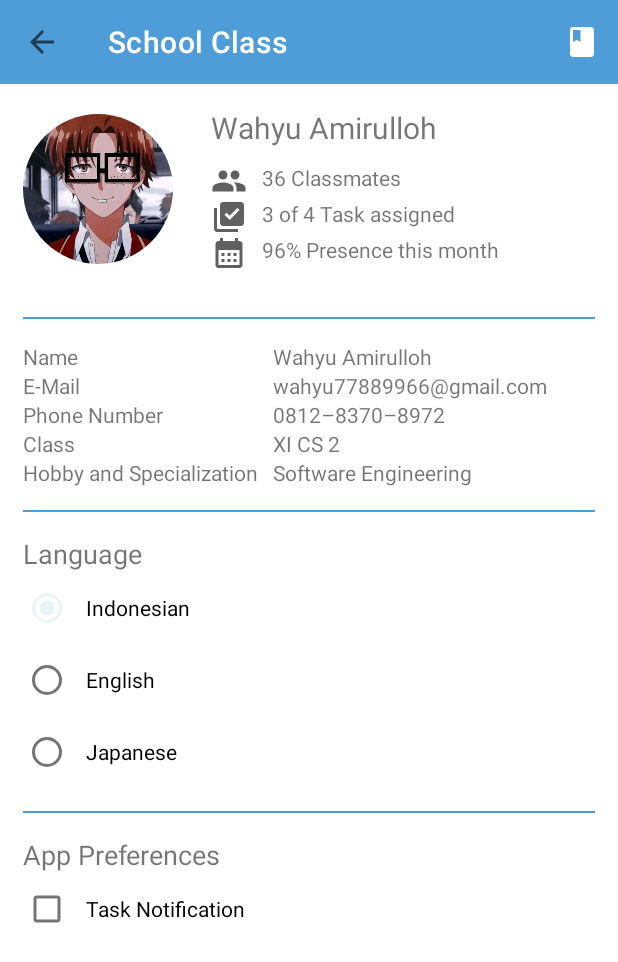
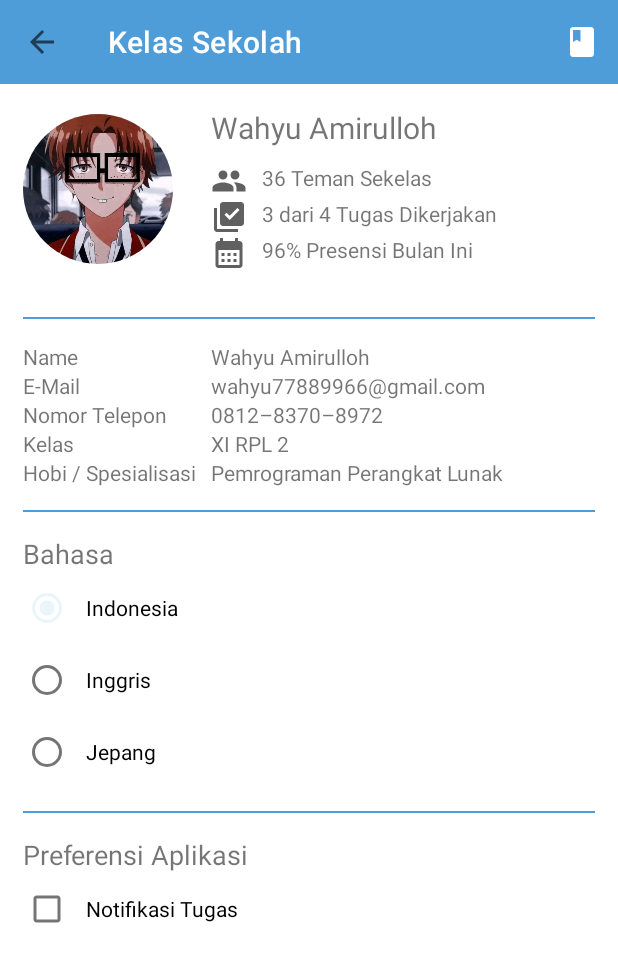
Before and after one commit to amirudev/androidk-kelassekolah, an Android app: the screen it shows after launch (UserProfile), after a tap on "Profile", on a phone screen of 412 x 824 dp. Shown: the top 962 px of the screen. Run offline under Robolectric (Android 15) with nearby library versions, the phone set to English and light mode, and no system bars; our stand-ins replace CircleImageView; 3 other taps on this screen came first.

Commit message:
sharedPref lang settings

```diff
--- a/app/src/main/java/com/dicoding/kelassekolah/CardViewEventAdapter.kt
+++ b/app/src/main/java/com/dicoding/kelassekolah/CardViewEventAdapter.kt
@@ -31,7 +31,6 @@ class CardViewEventAdapter(private val listEvent: ArrayList<Event>, private val
 
     override fun onBindViewHolder(holder: CardViewViewHolder, position: Int) {
         val event = listEvent[position]
-        val contextResources: Resources = Resources.getSystem()
 
         Glide.with(holder.itemView.context)
             .load(event.photo)
@@ -54,11 +53,13 @@ class CardViewEventAdapter(private val listEvent: ArrayList<Event>, private val
             val shareIntent = Intent(Intent.ACTION_SEND)
             shareIntent.apply {
                 type = "text/plain"
-                putExtra(Intent.EXTRA_SUBJECT, contextResources.getString(R.string.school_gallery))
-                putExtra(Intent.EXTRA_TEXT, contextResources.getString(R.string.activity_get_likes_download_class_school, holder.tvName.text, holder.tvLikes.text))
+                putExtra(Intent.EXTRA_SUBJECT, packageContext?.getString(R.string.school_gallery))
+                putExtra(Intent.EXTRA_TEXT,
+                    packageContext?.getString(R.string.activity_get_likes_download_class_school, holder.tvName.text, holder.tvLikes.text)
+                )
             }
 
-            packageContext?.startActivity(Intent.createChooser(shareIntent, contextResources.getString(R.string.share_class_school)))
+            packageContext?.startActivity(Intent.createChooser(shareIntent, packageContext?.getString(R.string.share_class_school)))
         }
 
         holder.btnViewDetail.setOnClickListener {
--- /dev/null
+++ b/app/src/main/java/com/dicoding/kelassekolah/LanguageSharedPref.kt
@@ -0,0 +1,19 @@
+package com.dicoding.kelassekolah
+
+import android.app.Activity
+import android.content.Context
+import android.content.SharedPreferences
+import android.util.Log
+
+class LanguageSharedPref(activity: Activity) {
+    val sharedPref: SharedPreferences = activity.getPreferences(Context.MODE_PRIVATE)
+    val prefName: String = "com.dicoding.kelassekolah.languagepref"
+
+    fun getLanguage(): String {
+        return sharedPref.getString(prefName, "in") ?: "in"
+    }
+
+    fun setLanguage(langCode: String) {
+        sharedPref.edit().putString(prefName, langCode).apply()
+    }
+}
--- a/app/src/main/java/com/dicoding/kelassekolah/UserProfile.kt
+++ b/app/src/main/java/com/dicoding/kelassekolah/UserProfile.kt
@@ -10,14 +10,16 @@ import android.view.MenuItem
 import android.view.View
 import android.widget.CheckBox
 import android.widget.RadioButton
+import android.widget.RadioGroup
 import android.widget.Toast
 import androidx.appcompat.widget.Toolbar
 import java.util.*
 
 class UserProfile : AppCompatActivity(), View.OnClickListener {
     private lateinit var notificationManager: NotificationManager
-
     private lateinit var checkBoxTaskNotification: CheckBox
+    private lateinit var languageSharedPref: LanguageSharedPref
+    private lateinit var appLanguageCode: String
 
     @Override
     override fun onCreate(savedInstanceState: Bundle?) {
@@ -29,6 +31,12 @@ class UserProfile : AppCompatActivity(), View.OnClickListener {
         checkBoxTaskNotification.setOnClickListener(this)
 
         notificationManager = NotificationManager(this@UserProfile)
+
+        languageSharedPref = LanguageSharedPref(this)
+        appLanguageCode = languageSharedPref.getLanguage()
+        setAppLanguage(appLanguageCode)
+
+        radioCheckOnLanguage(appLanguageCode)
     }
 
     private fun createApp() {
@@ -97,7 +105,7 @@ class UserProfile : AppCompatActivity(), View.OnClickListener {
                     if (checked) {
                         setAppLanguage("in")
 
-                        createApp()
+                        languageSharedPref.setLanguage("in")
                     }
 
                     Log.d("UserProfile", "Language changed, Indonesian")
@@ -107,7 +115,7 @@ class UserProfile : AppCompatActivity(), View.OnClickListener {
                     if (checked) {
                         setAppLanguage("en")
 
-                        createApp()
+                        languageSharedPref.setLanguage("en")
                     }
 
                     Log.d("UserProfile", "Language changed, English")
@@ -117,7 +125,7 @@ class UserProfile : AppCompatActivity(), View.OnClickListener {
                     if (checked) {
                         setAppLanguage("jp")
 
-                        createApp()
+                        languageSharedPref.setLanguage("jp")
                     }
                 }
             }
@@ -126,7 +134,7 @@ class UserProfile : AppCompatActivity(), View.OnClickListener {
 
     private fun setAppLanguage(langCode: String) {
         val config = resources.configuration
-        val languageToLoad: String = langCode;
+        val languageToLoad: String = langCode
         val locale = Locale(languageToLoad)
         Locale.setDefault(locale)
 
@@ -141,6 +149,21 @@ class UserProfile : AppCompatActivity(), View.OnClickListener {
         }
 
         resources.updateConfiguration(config, resources.displayMetrics)
+
+        createApp()
+
+        radioCheckOnLanguage(langCode)
+    }
+
+    private fun radioCheckOnLanguage(langCode: String) {
+        val elementId: Int = when (langCode) {
+            "in" -> R.id.r_indonesian
+            "en" -> R.id.r_english
+            "jp" -> R.id.r_japanese
+            else -> R.id.r_indonesian
+        }
+
+        findViewById<RadioGroup>(R.id.rg_language).check(elementId)
     }
 
     override fun onClick(v: View?) {
--- a/app/src/main/res/layout/activity_user_profile.xml
+++ b/app/src/main/res/layout/activity_user_profile.xml
@@ -169,6 +169,7 @@
                 android:text="@string/language"/>
 
             <RadioGroup
+                android:id="@+id/rg_language"
                 android:layout_width="match_parent"
                 android:layout_height="wrap_content">
 
@@ -178,7 +179,6 @@
                     android:layout_height="wrap_content"
                     android:paddingStart="10dp"
                     android:paddingEnd="10dp"
-                    android:checked="true"
                     android:text="@string/indonesia"
                     android:onClick="onRadioLanguageOptionsClicked"/>
 
--- a/app/src/main/res/values-night/strings.xml
+++ b/app/src/main/res/values-night/strings.xml
@@ -1,37 +1,38 @@
 <?xml version="1.0" encoding="utf-8"?>
 <resources>
-    <string name="app_name">School Class</string>
-    <string name="you_have_not_login_yet_click_here_to_login">You haven\'t login yet <u>login here</u></string>
+    <string name="app_name">Kelas Sekolah</string>
+    <string name="you_have_not_login_yet_click_here_to_login">Anda belum login, klik disini untuk <u>login</u></string>
     <string name="wahyu_amirulloh">Wahyu Amirulloh</string>
-    <string name="_36_classmates">36 Classmates</string>
-    <string name="_3_of_4_task_assigned">3 of 4 Task assigned</string>
-    <string name="_96_presence_this_month">96% Presence this month</string>
+    <string name="_36_classmates">36 Teman Sekelas</string>
+    <string name="_3_of_4_task_assigned">3 dari 4 Tugas Dikerjakan</string>
+    <string name="_96_presence_this_month">96% Presensi Bulan Ini</string>
     <string name="email">E-Mail</string>
     <string name="wahyu_email_example">wahyu77889966@gmail.com</string>
-    <string name="phone_number">Phone Number</string>
+    <string name="phone_number">Nomor Telepon</string>
     <string name="wahyu_number_phone_example">0812–8370–8972</string>
-    <string name="class_string">Class</string>
-    <string name="xi_it_2">XI CS 2</string>
-    <string name="hobby_specialization">Hobby and Specialization</string>
-    <string name="software_engineer">Software Engineering</string>
-    <string name="name">Name</string>
-    <string name="language">Language</string>
-    <string name="indonesia">Indonesian</string>
-    <string name="english">English</string>
-    <string name="japanese">Japanese</string>
-    <string name="app_preferences">App Preferences</string>
-    <string name="task_notification">Task Notification</string>
+    <string name="class_string">Kelas</string>
+    <string name="xi_it_2">XI RPL 2</string>
+    <string name="hobby_specialization">Hobi / Spesialisasi</string>
+    <string name="name">Nama</string>
+    <string name="software_engineer">Pemrograman Perangkat Lunak</string>
+    <string name="language">Bahasa</string>
+    <string name="indonesia">Indonesia</string>
+    <string name="english">Inggris</string>
+    <string name="japanese">Jepang</string>
+    <string name="app_preferences">Preferensi Aplikasi</string>
+    <string name="task_notification">Notifikasi Tugas</string>
     <string name="school_gallery">Galeri Sekolah</string>
-    <string name="activity_get_likes_download_class_school">Aktivitas %1$s mendapatkan %1$i likes, download Kelas Sekolah sekarang juga!"</string>
+    <string name="activity_get_likes_download_class_school">Aktivitas %1$s mendapatkan %2$s likes, download Kelas Sekolah sekarang juga!"</string>
     <string name="share_class_school">Bagikan Kelas Sekolah!</string>
     <string name="anonym">Anonim</string>
     <string name="school_class_class_gallery">Kelas Sekolah - Galeri Kelas</string>
+    <string name="activity_name_activity_date_participant">Nama Aktivtias: %1$s Tanggal Kegiatan: %2$s Partisipan: %3$s Catatan: %4$s Informasi Selengkapnya unduh Kelas Sekolah</string>
     <string name="share_with_email">Bagikan Melalui E-Mail</string>
     <string name="comment_should_not_empty">Komentar tidak boleh kosong</string>
     <string name="add_comment_success_but_on_development">Tambahkan komentar berhasil, dalam pengembangan, akan mengirim e-mail ke pengembang</string>
-    <string name="cardview">CardView</string>
-    <string name="list">List</string>
-    <string name="grid">Grid</string>
+    <string name="cardview">Kartu</string>
+    <string name="list">Daftar</string>
+    <string name="grid">Kotak</string>
     <string name="mathematics_trigonometry_task_xi_deadline">Tugas Trigonometri Matematika XI akan habis tenggat waktunya dalam 6 Jam lagi (Contoh)</string>
     <string name="task_notification_would_not_appear">Notifikasi Tugas tidak akan ditampilkan</string>
     <string name="photo_of_school_activity_on_gallery">Photo of School Activity on Gallery</string>
@@ -58,8 +59,8 @@
     <string name="subject_image_on_task_detail">Subject Image on Task Detail</string>
     <string name="_2_hari_lagi">2 Hari Lagi</string>
     <string name="item_cardview_image_on_gallery">Item Cardview Image on Gallery</string>
-    <string name="view_detail">View Detail</string>
-    <string name="share">Share</string>
+    <string name="view_detail">Lihat Selengkapnya</string>
+    <string name="share">Bagikan</string>
     <string name="reply">Balas</string>
     <string name="item_image_on_grid_mode_gallery">Item Image on Grid Mode Gallery</string>
     <string name="item_image_on_list_mode_gallery">Item Image on List Mode Gallery</string>
--- a/app/src/main/res/values/strings.xml
+++ b/app/src/main/res/values/strings.xml
@@ -1,28 +1,28 @@
 <?xml version="1.0" encoding="utf-8"?>
 <resources>
-    <string name="app_name">School Class</string>
-    <string name="you_have_not_login_yet_click_here_to_login">You haven\'t login yet <u>login here</u></string>
+    <string name="app_name">Kelas Sekolah</string>
+    <string name="you_have_not_login_yet_click_here_to_login">Anda belum login, klik disini untuk <u>login</u></string>
     <string name="wahyu_amirulloh">Wahyu Amirulloh</string>
-    <string name="_36_classmates">36 Classmates</string>
-    <string name="_3_of_4_task_assigned">3 of 4 Task assigned</string>
-    <string name="_96_presence_this_month">96% Presence this month</string>
+    <string name="_36_classmates">36 Teman Sekelas</string>
+    <string name="_3_of_4_task_assigned">3 dari 4 Tugas Dikerjakan</string>
+    <string name="_96_presence_this_month">96% Presensi Bulan Ini</string>
     <string name="email">E-Mail</string>
     <string name="wahyu_email_example">wahyu77889966@gmail.com</string>
-    <string name="phone_number">Phone Number</string>
+    <string name="phone_number">Nomor Telepon</string>
     <string name="wahyu_number_phone_example">0812–8370–8972</string>
-    <string name="class_string">Class</string>
-    <string name="xi_it_2">XI CS 2</string>
-    <string name="hobby_specialization">Hobby and Specialization</string>
-    <string name="software_engineer">Software Engineering</string>
+    <string name="class_string">Kelas</string>
+    <string name="xi_it_2">XI RPL 2</string>
+    <string name="hobby_specialization">Hobi / Spesialisasi</string>
     <string name="name">Name</string>
-    <string name="language">Language</string>
-    <string name="indonesia">Indonesian</string>
-    <string name="english">English</string>
-    <string name="japanese">Japanese</string>
-    <string name="app_preferences">App Preferences</string>
-    <string name="task_notification">Task Notification</string>
+    <string name="software_engineer">Pemrograman Perangkat Lunak</string>
+    <string name="language">Bahasa</string>
+    <string name="indonesia">Indonesia</string>
+    <string name="english">Inggris</string>
+    <string name="japanese">Jepang</string>
+    <string name="app_preferences">Preferensi Aplikasi</string>
+    <string name="task_notification">Notifikasi Tugas</string>
     <string name="school_gallery">Galeri Sekolah</string>
-    <string name="activity_get_likes_download_class_school">Aktivitas %1$s mendapatkan %1$i likes, download Kelas Sekolah sekarang juga!</string>
+    <string name="activity_get_likes_download_class_school">Aktivitas %1$s mendapatkan %2$s likes, download Kelas Sekolah sekarang juga!"</string>
     <string name="share_class_school">Bagikan Kelas Sekolah!</string>
     <string name="anonym">Anonim</string>
     <string name="school_class_class_gallery">Kelas Sekolah - Galeri Kelas</string>
```
Also changed, not shown: 3 other files.
